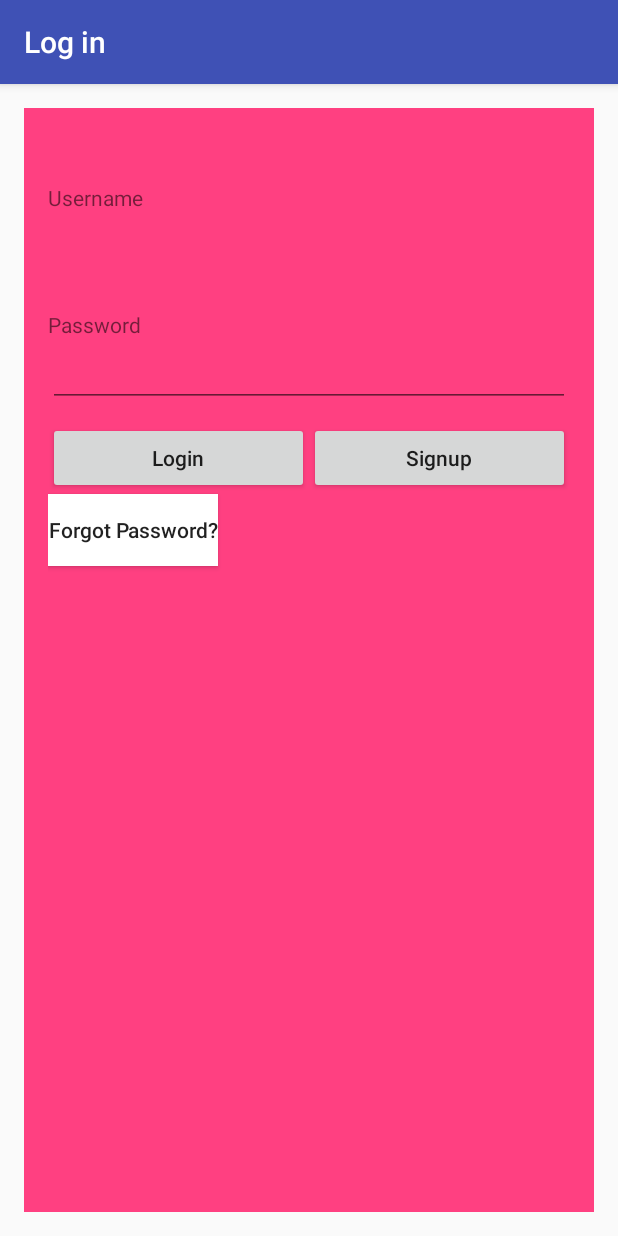
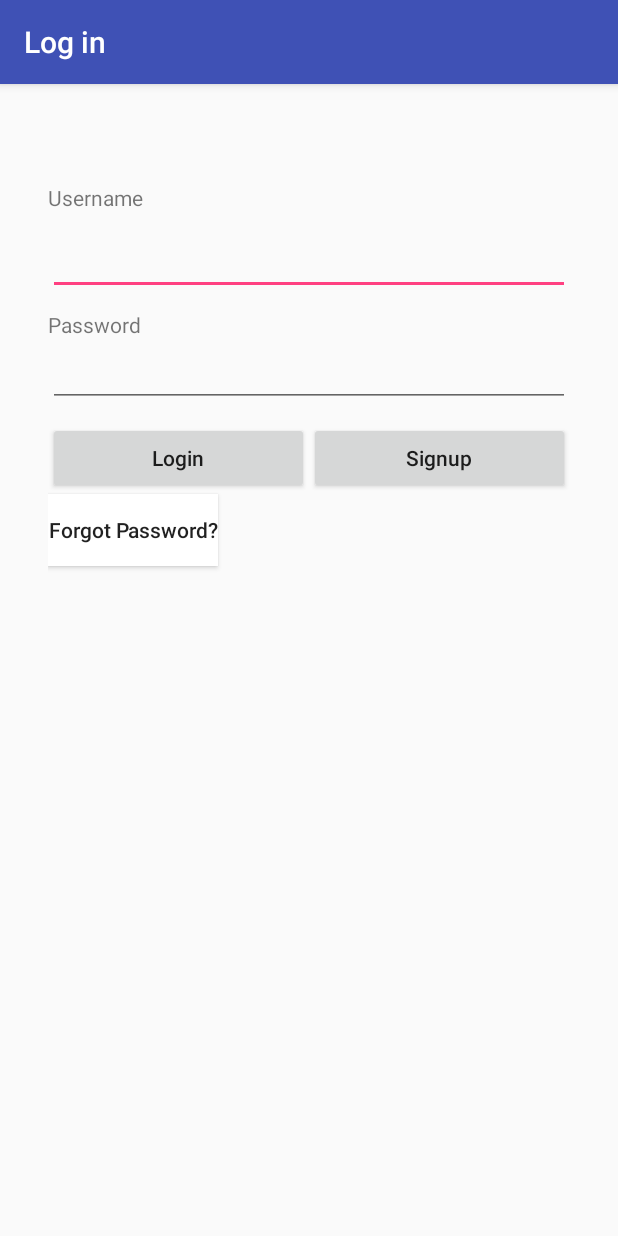
Before and after one commit to syedth/Demo, an Android app: the screen it shows after launch (MainActivity), on a phone screen of 412 x 824 dp. Run offline under Robolectric (Android 15) with nearby library versions, the phone set to English and light mode, and no system bars.

Commit message:
Removed Background

```diff
--- a/HelloWorld/app/src/main/res/layout/fragment_login.xml
+++ b/HelloWorld/app/src/main/res/layout/fragment_login.xml
@@ -6,7 +6,6 @@
     android:paddingLeft="16dp"
     android:paddingRight="16dp"
     android:paddingTop="50dp"
-    android:background="@color/colorAccent"
     tools:context="git.helloworld.LoginFragment">
 
     <TextView
```
